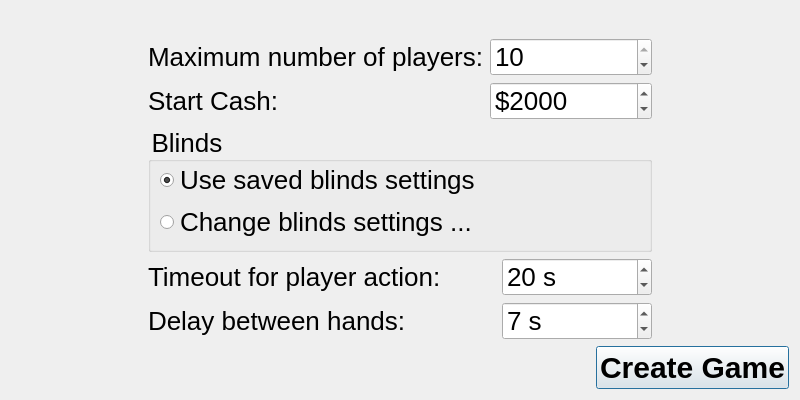
pokerth/pokerth, file src/gui/qt/gui_800x480/createnetworkgamedialog_800x480.ui: the form before one commit.
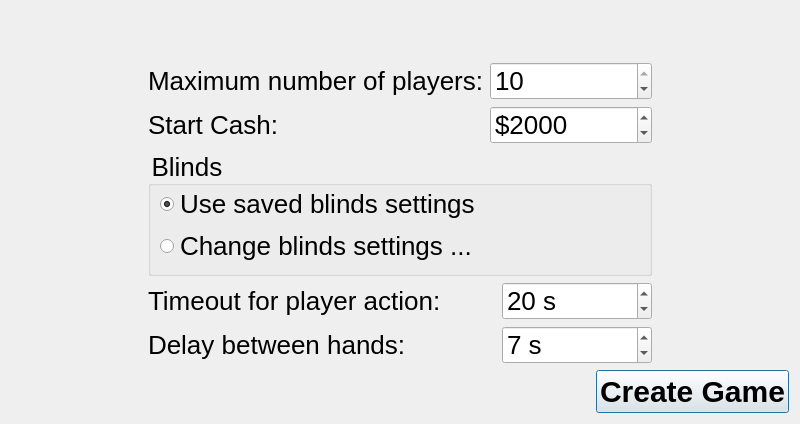
The form after the commit.

Commit message: further android gui enhancements

```diff
--- a/src/gui/qt/gui_800x480/createnetworkgamedialog_800x480.ui
+++ b/src/gui/qt/gui_800x480/createnetworkgamedialog_800x480.ui
@@ -7,19 +7,13 @@
     <x>0</x>
     <y>0</y>
     <width>800</width>
-    <height>400</height>
+    <height>424</height>
    </rect>
   </property>
   <property name="minimumSize">
    <size>
     <width>800</width>
-    <height>400</height>
-   </size>
-  </property>
-  <property name="maximumSize">
-   <size>
-    <width>800</width>
-    <height>400</height>
+    <height>424</height>
    </size>
   </property>
   <property name="windowTitle">
```
The commit also changes 7 other files.
